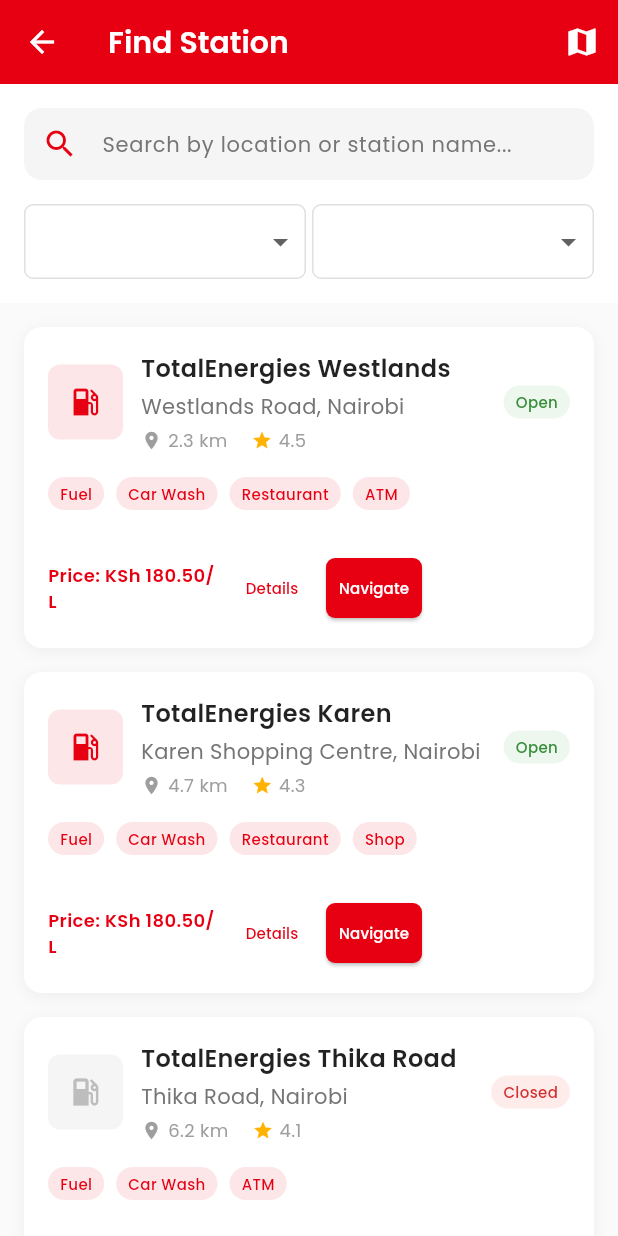
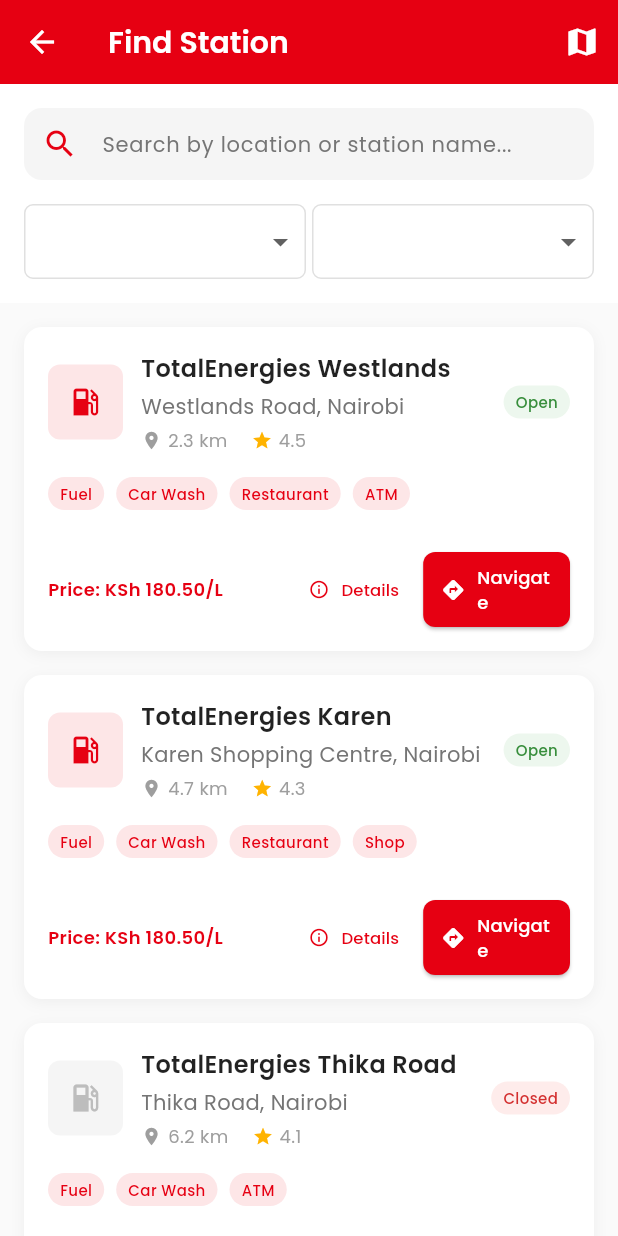
Before and after one commit to boazomare1/totalenergies-app, a Flutter app: the StationFinderScreen screen opened directly, after a tap on "View List", on a phone screen of 412 x 824 dp. Run offline on Flutter 3.47's test engine with Material 3 defaults, Android fonts, the phone set to English and light mode, and no system bars; our stand-ins replace google_fonts.

Commit message:
feat: Improve station finder action buttons layout and UX
- Increased Navigate button font size from 10px to 12px
- Added icons to both Details and Navigate buttons for better UX
- Used Spacer() to push buttons to the right, giving price text one line
- Made Navigate button take more space with Expanded(flex: 2)
- Increased button padding for better touch targets
- Added info icon to Details button to indicate it shows more information
- Improved visual hierarchy with proper spacing and sizing
- Maintains no overflow while improving usability

```diff
--- a/lib/screens/station_finder_screen.dart
+++ b/lib/screens/station_finder_screen.dart
@@ -531,8 +531,8 @@
             padding: const EdgeInsets.all(16),
             child: Row(
               children: [
-                Expanded(
-                  child: Text(
+                // Price - takes minimal space
+                Text(
                   'Price: ${station['price']}/L',
                   style: GoogleFonts.poppins(
                     fontSize: 12,
@@ -540,41 +540,59 @@
                     color: const Color(0xFFE60012),
                   ),
                 ),
-                ),
-                const SizedBox(width: 4),
-                Flexible(
-                  child: TextButton(
+                const Spacer(),
+                // Details button with icon
+                TextButton.icon(
                   onPressed: () {
                     _showStationDetails(station);
                   },
+                  icon: const Icon(
+                    Icons.info_outline,
+                    size: 14,
+                    color: Color(0xFFE60012),
+                  ),
+                  label: const Text(
+                    'Details',
+                    style: TextStyle(fontSize: 11),
+                  ),
                   style: TextButton.styleFrom(
                     foregroundColor: const Color(0xFFE60012),
-                      padding: const EdgeInsets.symmetric(horizontal: 8, vertical: 4),
-                    ),
-                    child: const Text('Details', style: TextStyle(fontSize: 10)),
+                    padding: const EdgeInsets.symmetric(
+                      horizontal: 8,
+                      vertical: 4,
                     ),
                   ),
-                const SizedBox(width: 4),
-                Flexible(
-                  child: ElevatedButton(
+                ),
+                const SizedBox(width: 8),
+                // Navigate button with icon - takes remaining space
+                Expanded(
+                  flex: 2,
+                  child: ElevatedButton.icon(
                     onPressed:
                         station['isOpen']
                             ? () {
                               _navigateToStation(station);
                             }
                             : null,
+                    icon: const Icon(
+                      Icons.directions,
+                      size: 16,
+                    ),
+                    label: const Text(
+                      'Navigate',
+                      style: TextStyle(fontSize: 12),
+                    ),
                     style: ElevatedButton.styleFrom(
                       backgroundColor: const Color(0xFFE60012),
                       foregroundColor: Colors.white,
                       padding: const EdgeInsets.symmetric(
-                        horizontal: 8,
-                        vertical: 4,
+                        horizontal: 12,
+                        vertical: 8,
                       ),
                       shape: RoundedRectangleBorder(
-                        borderRadius: BorderRadius.circular(6),
+                        borderRadius: BorderRadius.circular(8),
                       ),
                     ),
-                    child: const Text('Navigate', style: TextStyle(fontSize: 10)),
                   ),
                 ),
               ],
```
Lines whose indentation alone changed are shown as unchanged.
